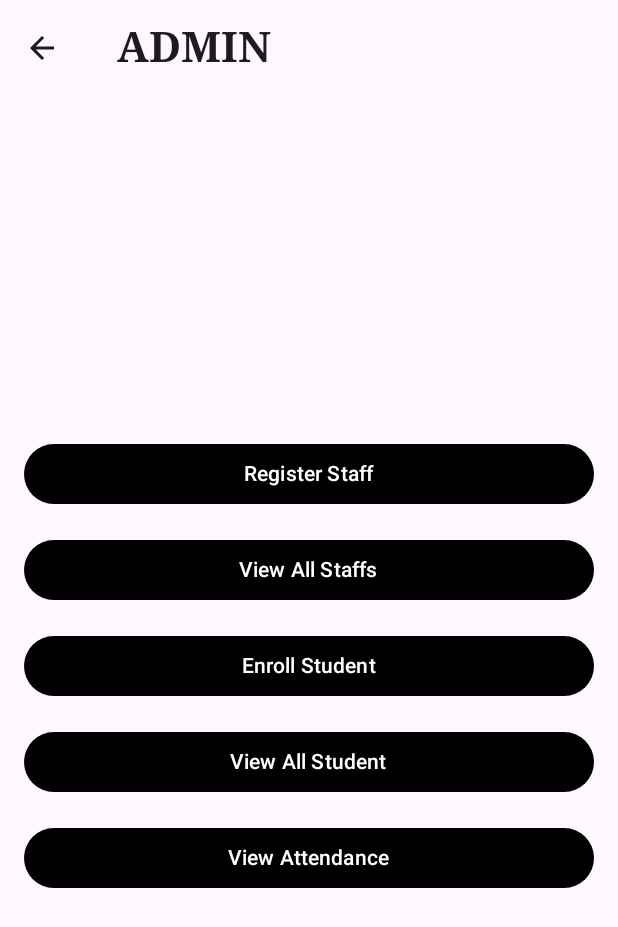
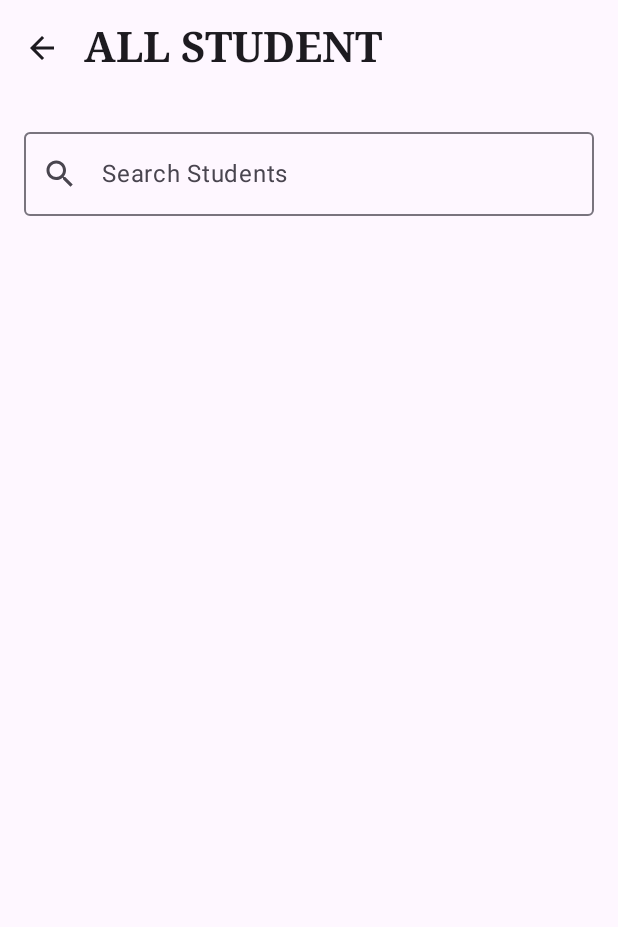
Before and after one commit to bed-com-23-20/School_Attendance_App_V2, an Android app built with Jetpack Compose: the AdminDashBoard screen opened through its navigation route, after a tap on "View All Student", on a phone screen of 412 x 824 dp. Shown: the top 927 px of the screen. Run offline under Robolectric (Android 15) with nearby library versions, the phone set to English and light mode, and no system bars; our stand-ins replace Firebase (no records; nobody signed in at launch, a user with empty details on screens opened directly).

Commit message:
Fetching all students upon clicking a button

```diff
--- a/app/src/main/java/com/example/school_attendance_register/AdminDashBoard.kt
+++ b/app/src/main/java/com/example/school_attendance_register/AdminDashBoard.kt
@@ -103,7 +103,7 @@ fun AdminDashBoard(navController: NavController) {
                     contentColor = Color.White // Set the text color to white for contrast
                 ),
                 onClick = {
-                    navController.navigate("Student_Records")
+                    navController.navigate("AllSTD")
                 },
                 modifier = Modifier
                     .fillMaxWidth()
--- /dev/null
+++ b/app/src/main/java/com/example/school_attendance_register/AllSTD.kt
@@ -0,0 +1,567 @@
+package com.example.school_attendance_register
+
+import android.widget.Toast
+import androidx.compose.foundation.clickable
+import androidx.compose.foundation.layout.Column
+import androidx.compose.foundation.layout.Spacer
+import androidx.compose.foundation.lazy.LazyColumn
+import androidx.compose.material3.Card
+import androidx.compose.material3.MaterialTheme
+import androidx.compose.material3.Text
+import androidx.compose.ui.Modifier
+import androidx.compose.foundation.layout.fillMaxSize
+import androidx.compose.foundation.layout.fillMaxWidth
+import androidx.compose.foundation.layout.height
+import androidx.compose.foundation.layout.padding
+import androidx.compose.foundation.lazy.items
+import androidx.compose.foundation.shape.RoundedCornerShape
+import androidx.compose.material.icons.Icons
+import androidx.compose.material.icons.filled.Add
+import androidx.compose.material.icons.filled.Search
+import androidx.compose.material3.CardDefaults
+import androidx.compose.material3.ExperimentalMaterial3Api
+import androidx.compose.material3.FabPosition
+import androidx.compose.material3.FloatingActionButton
+import androidx.compose.material3.Icon
+import androidx.compose.material3.OutlinedTextField
+import androidx.compose.material3.Scaffold
+import androidx.compose.runtime.Composable
+import androidx.compose.runtime.LaunchedEffect
+import androidx.compose.runtime.getValue
+import androidx.compose.runtime.mutableStateOf
+import androidx.compose.runtime.remember
+import androidx.compose.runtime.setValue
+import androidx.compose.ui.graphics.Color
+import androidx.compose.ui.platform.LocalContext
+import androidx.compose.ui.unit.dp
+import androidx.compose.ui.unit.sp
+import androidx.navigation.NavController
+import com.example.school_attendance_register.data_classes.StudentInfo
+import com.google.firebase.database.DataSnapshot
+import com.google.firebase.database.FirebaseDatabase
+
+@OptIn(ExperimentalMaterial3Api::class)
+@Composable
+fun AllSTD(navController: NavController) {
+
+//    Scaffold(
+//        topBar = {
+//            TopAppBarWithBack(navController = navController, title = "ALL STUDENTS")
+//        },
+//
+//        floatingActionButton = {
+//            FloatingActionButton(
+//                onClick = {
+//                    navController.navigate("Student_Enroll")
+//                },
+//                containerColor = MaterialTheme.colorScheme.secondary,
+//                contentColor = Color.White
+//            ) {
+//                Icon(imageVector = Icons.Default.Add, contentDescription = "Add Student")
+//
+//            }
+//        },
+//        floatingActionButtonPosition = FabPosition.End
+//
+//    ) { innerPadding ->
+    // Firebase database reference
+    val database = FirebaseDatabase.getInstance()
+    val myRefStudent = database.getReference("Students")
+    val context = LocalContext.current
+
+    // State variables
+    var students by remember { mutableStateOf<List<StudentInfo>>(emptyList()) }
+    var searchQuery by remember { mutableStateOf("") }
+
+    Scaffold(
+        topBar = {
+            TopAppBarWithBack(
+                navController = navController, title = "ALL STUDENT",
+                backIconColor = Color.White
+            )
+        }
+    ) { paddingValues ->
+
+        // Fetch data from Firebase
+        LaunchedEffect(Unit) {
+            myRefStudent.get()
+                .addOnSuccessListener { snapshot ->
+                    if (snapshot.exists()) {
+                        val fetchedStudents = snapshot.children.mapNotNull { it.toStudent() }
+                        students = fetchedStudents
+                    } else {
+                        Toast.makeText(context, "No Students found", Toast.LENGTH_SHORT).show()
+                    }
+                }
+                .addOnFailureListener {
+                    Toast.makeText(
+                        context,
+                        "Failed to fetch students: ${it.message}",
+                        Toast.LENGTH_SHORT
+                    ).show()
+                }
+        }
+
+        // UI Layout
+        Column(
+            modifier = Modifier
+                .fillMaxSize()
+                .padding(paddingValues)
+                .padding(16.dp)
+        ) {
+            // Search Bar
+            OutlinedTextField(
+                value = searchQuery,
+                onValueChange = { searchQuery = it },
+                modifier = Modifier.fillMaxWidth(),
+                label = { Text("Search Students") },
+                leadingIcon = { Icon(Icons.Default.Search, contentDescription = "Search Icon") },
+                singleLine = true
+            )
+
+            Spacer(modifier = Modifier.height(8.dp))
+
+            // Scrollable List of Cards
+            LazyColumn(modifier = Modifier.fillMaxSize()) {
+                val filteredStudents = students.filter {
+                    it.fname.contains(searchQuery, ignoreCase = true) ||
+                            it.sname.contains(searchQuery, ignoreCase = true)
+                }
+
+                items(filteredStudents) { student ->
+                    StudentCard(student, navController)
+                }
+            }
+        }
+
+    }
+    }
+
+    @Composable
+    fun StudentCard(student: StudentInfo, navController: NavController) {
+        Card(
+            modifier = Modifier
+                .fillMaxWidth()
+                .padding(vertical = 8.dp)
+                .clickable { navController.navigate("viewStudent/${student.uniqueId}") },
+            elevation = CardDefaults.cardElevation(8.dp),
+            shape = RoundedCornerShape(8.dp)
+        ) {
+            Column(modifier = Modifier.padding(16.dp)) {
+                Text(
+                    text = "Full Name: ${student.fname} ${student.sname}",
+                    style = MaterialTheme.typography.bodySmall,
+                    fontSize = 20.sp
+                )
+                Text(
+                    "Student Code: ${student.uniqueId}",
+                    style = MaterialTheme.typography.bodySmall,
+                    fontSize = 16.sp
+                )
+                Text(
+                    text = "Guardian Name: ${student.guardianName}",
+                    style = MaterialTheme.typography.bodyMedium,
+                    fontSize = 16.sp
+                )
+                Text(
+                    text = "Guardian Contact: ${student.guardianPhone}",
+                    style = MaterialTheme.typography.bodySmall,
+                    fontSize = 16.sp
+                )
+                Text(
+                    "Gender: ${student.gender}",
+                    style = MaterialTheme.typography.bodySmall,
+                    fontSize = 16.sp
+                )
+                Text(
+                    "Date of Birth: ${student.dateOfBirth}",
+                    style = MaterialTheme.typography.bodySmall,
+                    fontSize = 16.sp
+                )
+
+            }
+        }
+    }
+
+
+    // Extension function to parse a student from a Firebase snapshot
+    fun DataSnapshot.toStudent(): StudentInfo? {
+        return try {
+            StudentInfo(
+                fname = child("fname").value?.toString().orEmpty(),
+                sname = child("sname").value?.toString().orEmpty(),
+                uniqueId = child("uniqueId").value?.toString().orEmpty(),
+                guardianName = child("guardianName").value?.toString().orEmpty(),
+                guardianPhone = child("guardianPhone").value?.toString().orEmpty(),
+                classform = child("classform").value?.toString().orEmpty(),
+                dateOfBirth = child("dateOfBirth").value?.toString().orEmpty(),
+                gender = child("gender").value?.toString().orEmpty()
+            )
+        } catch (e: Exception) {
+            null // Return null if parsing fails
+        }
+    }
+
+
+
+
+
+
+
+
+
+//    val database = FirebaseDatabase.getInstance()
+//    val myRefStudent = database.getReference("Students") //.child(encodeEmail).child("Students")
+//    val context = LocalContext.current
+//
+//    var result by remember { mutableStateOf("") }
+//    var check by remember { mutableStateOf<Boolean>(false) }
+//
+//    Column(
+//        modifier = Modifier
+//            .fillMaxSize()
+//            .padding(16.dp),
+//            //.padding(paddingValues),
+//        horizontalAlignment = Alignment.CenterHorizontally,
+//        verticalArrangement = Arrangement.Center
+//    ) {
+//
+//        val data = StringBuffer()
+//        myRefStudent.get().addOnSuccessListener { it1 ->
+//            if (it1.exists()) {
+//                it1.children.forEach {
+//                    data.append("\nFirst Name = " + it.child("fname").value)
+//                    data.append("\nSurname  = " + it.child("sname").value)
+//                    data.append("\nUnique Code  = " + it.child("uniqueId").value)
+//                    data.append("\nGuardian Name = " + it.child("guardianName").value)
+//                    data.append("\nGuardian Contact = " + it.child("guardianPhone").value)
+//                    data.append("\nClass = " + it.child("classform").value)
+//                    data.append("\nDate of Birth = " + it.child("dateOfBirth").value)
+//                    data.append("\nGender = " + it.child("gender").value)
+//                    data.append("\n------------------------------------------------------------------------")
+//                }
+//                check = true
+//                result = data.toString()
+//
+//                // navController.navigate("allStudents/$result")
+//            }
+//
+//        }.addOnFailureListener {
+//            Toast.makeText(
+//                context,
+//                "No Students found",
+//                Toast.LENGTH_SHORT
+//            ).show()
+//        }
+//
+//    }
+//    AnimatedVisibility(visible = check, Modifier.fillMaxWidth())
+//            {
+//                Text(text = result, fontSize = 15.sp, color = Color.Black)
+//            }
+
+
+
+
+
+
+
+
+
+
+
+
+
+
+
+
+
+
+
+
+
+
+
+
+
+
+
+
+
+
+
+
+//                var studentList by remember { mutableStateOf(listOf<StudentInfo>()) }
+//                var searchQuery by remember { mutableStateOf("") }
+//                var filteredStudentList by remember { mutableStateOf(listOf<StudentInfo>()) }
+//
+//                // Fetch staff data from Firebase
+//                LaunchedEffect(Unit) {
+//                    val database = FirebaseDatabase.getInstance()
+//                    val myRefStudent = database.getReference("Students")
+//
+//                    myRefStudent.addValueEventListener(object : ValueEventListener {
+//                        override fun onDataChange(snapshot: DataSnapshot) {
+//                            val studentData = mutableListOf<StudentInfo>()
+//                            snapshot.children.forEach { child ->
+//                                val student = child.getValue(StudentInfo::class.java)
+//                                if (student != null) {
+//                                    studentData.add(student)
+//                                }
+//                            }
+//                            studentList = studentData
+//                            filteredStudentList = studentData
+//                        }
+//
+//                        override fun onCancelled(error: DatabaseError) {
+//                            Log.e("FirebaseError", "Failed to fetch staff: ${error.message}")
+//                        }
+//                    })
+//                }
+//
+//                Scaffold(
+//                    topBar = {
+//                        TopAppBar(
+//                            title = {
+//                                Text(
+//                                    "STAFFS",
+//                                    fontSize = 24.sp,
+//                                    fontWeight = FontWeight.Bold,
+//                                    color = Color.Black
+//                                )
+//                            },
+//                            navigationIcon = {
+//                                IconButton(onClick = { navController.popBackStack() }) {
+//                                    Icon(
+//                                        Icons.Default.ArrowBack,
+//                                        contentDescription = "Back",
+//                                        tint = Color.Black
+//                                    )
+//                                }
+//                            }
+//                        )
+//                    },
+//                    floatingActionButton = {
+//
+//                        FloatingActionButton(
+//                            onClick = {
+//                                navController.navigate("Register_Staff") // Navigate to Register Staff screen
+//                            },
+//                            containerColor = MaterialTheme.colorScheme.secondary,
+//                            contentColor = Color.White
+//                        ) {
+//                            Icon(imageVector = Icons.Default.Add, contentDescription = "Add Staff")
+//                        }
+//                    },
+//                    floatingActionButtonPosition = FabPosition.End
+//                ) { paddingValues ->
+//                    Column(
+//                        modifier = Modifier
+//                            .fillMaxSize()
+//                            .padding(paddingValues)
+//                            .padding(16.dp)
+//                    ) {
+//                        // Search Field
+//                        OutlinedTextField(
+//                            value = searchQuery,
+//                            onValueChange = { query ->
+//                                searchQuery = query
+//                                filteredStudentList = if (query.isBlank()) {
+//                                    studentList
+//                                } else {
+//                                    studentList.filter {
+//                                        it.fname.contains(query, ignoreCase = true)
+//                                    }
+//                                }
+//                            },
+//                            label = { Text("Search Staff by Name") },
+//                            modifier = Modifier.fillMaxWidth(),
+//                            singleLine = true
+//                        )
+//
+//                        Spacer(modifier = Modifier.height(16.dp))
+//
+//                        // Staff Count
+//                        Text(
+//                            text = "Total Staffs: ${filteredStudentList.size}",
+//                            fontSize = 20.sp,
+//                            fontWeight = FontWeight.SemiBold,
+//                            modifier = Modifier.padding(bottom = 16.dp)
+//                        )
+//
+//                        // Scrollable Content
+//                        LazyColumn(
+//                            modifier = Modifier
+//                                .weight(1f) // Ensure it takes up remaining space
+//                                .fillMaxWidth(),
+//                            verticalArrangement = Arrangement.spacedBy(8.dp),
+//                            contentPadding = PaddingValues(bottom = 16.dp)
+//                        ) {
+//                            items(filteredStudentList) { student ->
+//                                StudentCard(student)
+//                            }
+//                        }
+//                    }
+//                }
+//            }
+//
+//    @Composable
+//    fun StudentCard(student: StudentInfo) {
+//        Card(
+//            modifier = Modifier
+//                .fillMaxWidth()
+//                .clickable {
+//                    Log.d("StaffClick", "Clicked on ${student.fname}")
+//                },
+//            colors = CardDefaults.cardColors(containerColor = MaterialTheme.colorScheme.surface),
+//            elevation = CardDefaults.elevatedCardElevation(defaultElevation = 4.dp)
+//        ) {
+//            Column(
+//                modifier = Modifier
+//                    .padding(16.dp)
+//                    .fillMaxWidth()
+//            ) {
+//                Text(
+//                    text = "Fist Name: ${student.fname }",
+//                    fontSize = 18.sp,
+//                    fontWeight = FontWeight.Bold
+//                )
+//
+//                Spacer(modifier = Modifier.height(4.dp))
+//                Text(
+//                    text = "Surname: ${student.sname}",
+//                    fontSize = 16.sp,
+//                    color = MaterialTheme.colorScheme.primary
+//                )
+//                Spacer(modifier = Modifier.height(4.dp))
+//                Text(
+//                    text = "ID: ${student.uniqueId}",
+//                    fontSize = 16.sp,
+//                    color = Color.Gray
+//                )
+//                Spacer(modifier = Modifier.height(4.dp))
+//                Text(
+//                    text = "Class: ${student.classform}",
+//                    fontSize = 16.sp,
+//                    color = MaterialTheme.colorScheme.secondary
+//                )
+//                Spacer(modifier = Modifier.height(4.dp))
+//                Text(
+//                    text = "Parent Name: ${student.guardianName}",
+//                    fontSize = 16.sp,
+//                    color = MaterialTheme.colorScheme.secondary
+//                )
+//                Spacer(modifier = Modifier.height(4.dp))
+//                Text(
+//                    text = "Parent Number: ${student.guardianPhone}",
+//                    fontSize = 16.sp,
+//                    color = MaterialTheme.colorScheme.secondary
+//                )
+//                Spacer(modifier = Modifier.height(4.dp))
+//                Text(
+//                    text = "Date of Birth: ${student.dateOfBirth}",
+//                    fontSize = 16.sp,
+//                    color = MaterialTheme.colorScheme.secondary
+//                )
+//                Spacer(modifier = Modifier.height(4.dp))
+//                Text(
+//                    text = "Gender: ${student.gender}",
+//                    fontSize = 16.sp,
+//                    color = MaterialTheme.colorScheme.secondary
+//                )
+//            }
+//        }
+//    }
+//    val students = remember { mutableStateOf<List<StudentInfo>>(emptyList()) }
+//
+//    // Fetch data from Firebase
+//    LaunchedEffect(Unit) {
+//        fetchAllStudents { fetchedStudents ->
+//            students.value = fetchedStudents
+//        }
+//    }
+//
+//    Scaffold(
+//        topBar = {
+//            TopAppBarWithBack(navController = navController, title = "All Students")
+//        }
+//    ) { innerPadding ->
+//        Column(
+//            modifier = Modifier
+//                .fillMaxSize()
+//                .padding(innerPadding)
+//        ) {
+//            if (students.value.isEmpty()) {
+//                // Show a loading or empty message
+//                Box(
+//                    modifier = Modifier.fillMaxSize(),
+//                    contentAlignment = Alignment.Center
+//                ) {
+//                    Text("No students found.")
+//                }
+//            } else {
+//                // Show list of students
+//                LazyColumn(
+//                    modifier = Modifier
+//                        .fillMaxSize()
+//                        .padding(16.dp),
+//                    verticalArrangement = Arrangement.spacedBy(12.dp)
+//                ) {
+//                    items(students.value) { student ->
+//                        Card(
+//                            modifier = Modifier
+//                                .fillMaxWidth()
+//                                .wrapContentHeight(),
+//                            elevation = CardDefaults.cardElevation(8.dp),
+//                            shape = MaterialTheme.shapes.medium,
+//                            colors = CardDefaults.cardColors(
+//                                containerColor = MaterialTheme.colorScheme.surface
+//                            )
+//                        ) {
+//                            Column(
+//                                modifier = Modifier
+//                                    .fillMaxWidth()
+//                                    .padding(16.dp),
+//                                verticalArrangement = Arrangement.spacedBy(8.dp)
+//                            ) {
+//                                Text(
+//                                    text = "${student.fname} ${student.sname}",
+//                                    style = MaterialTheme.typography.titleMedium,
+//                                    color = MaterialTheme.colorScheme.onSurface
+//                                )
+//                                Text("Unique Code: ${student.uniqueId}")
+//                                Text("Guardian Name: ${student.guardianName}")
+//                                Text("Guardian Contact: ${student.guardianPhone}")
+//                                Text("Gender: ${student.gender}")
+//                                Text("Date of Birth: ${student.dateOfBirth}")
+//                                Text("Class: ${student.classform}")
+//                            }
+//                        }
+//                    }
+//                }
+//            }
+//        }
+//    }
+//}
+
+// Function to fetch all students from Firebase
+//fun fetchAllStudents(onResult: (List<StudentInfo>) -> Unit) {
+//    val database = Firebase.database
+//    val studentRef = database.getReference("Students")
+//
+//    studentRef.get().addOnCompleteListener { task ->
+//        if (task.isSuccessful) {
+//            val snapshot = task.result
+//            val studentList = mutableListOf<StudentInfo>()
+//            snapshot?.children?.forEach { studentSnapshot ->
+//                val student = studentSnapshot.getValue(StudentInfo::class.java)
+//                if (student != null) {
+//                    studentList.add(student)
+//                }
+//            }
+//            onResult(studentList)
+//        } else {
+//            Log.e("FirebaseError", "Error fetching students", task.exception)
+//        }
+//    }
+//}
--- a/app/src/main/java/com/example/school_attendance_register/MainActivity.kt
+++ b/app/src/main/java/com/example/school_attendance_register/MainActivity.kt
@@ -23,7 +23,7 @@ class MainActivity : ComponentActivity() {
             val scrollState = rememberScrollState()
             //Calling the LandingPage function
             val navController = rememberNavController()
-            NavHost(navController = navController,  startDestination = "Landing_Page", builder = {
+            NavHost(navController = navController,  startDestination = "Admin_Dash_Board", builder = {
 
 
                 composable("Landing_Page"){
@@ -54,6 +54,9 @@ class MainActivity : ComponentActivity() {
                     val result = backStackEntry.arguments?.getString("result") ?: ""
                     AllStudents(result, navController)
                 }
+                composable("AllSTD"){
+                    AllSTD(navController)
+                }
 
 
             }
```
